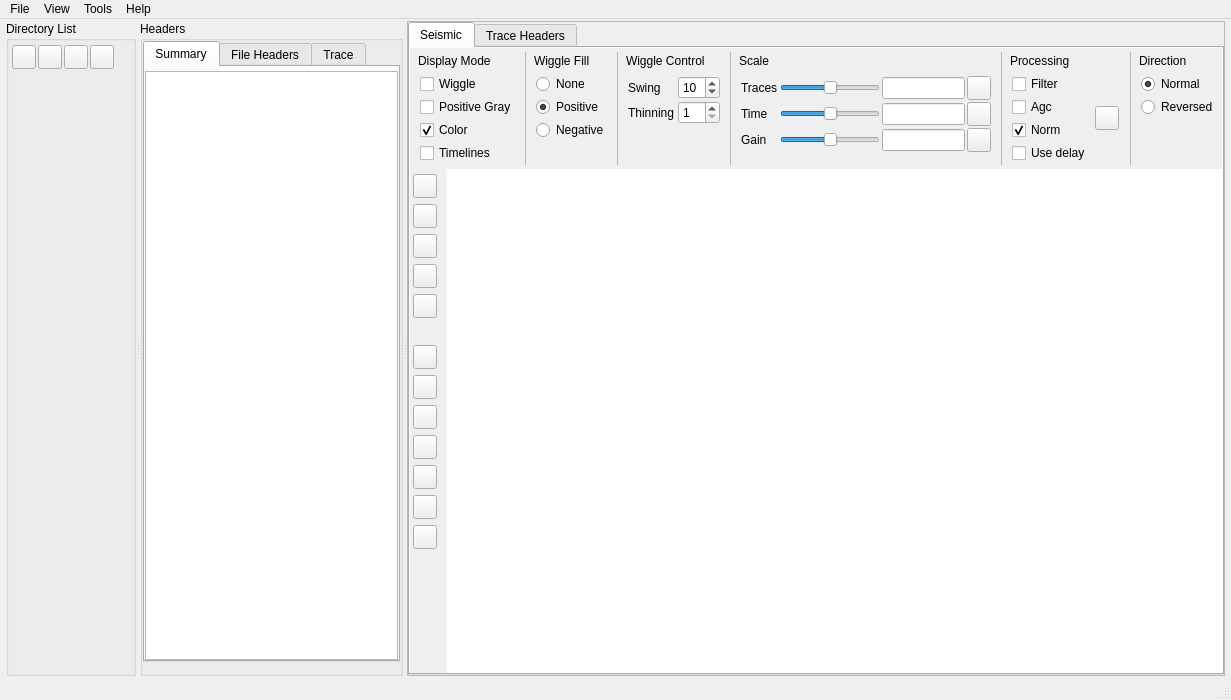
Before: the Qt Designer form SeiSeeMp/mainwindow.ui in wangweiwei104/SeiSee, drawn with Qt 5.
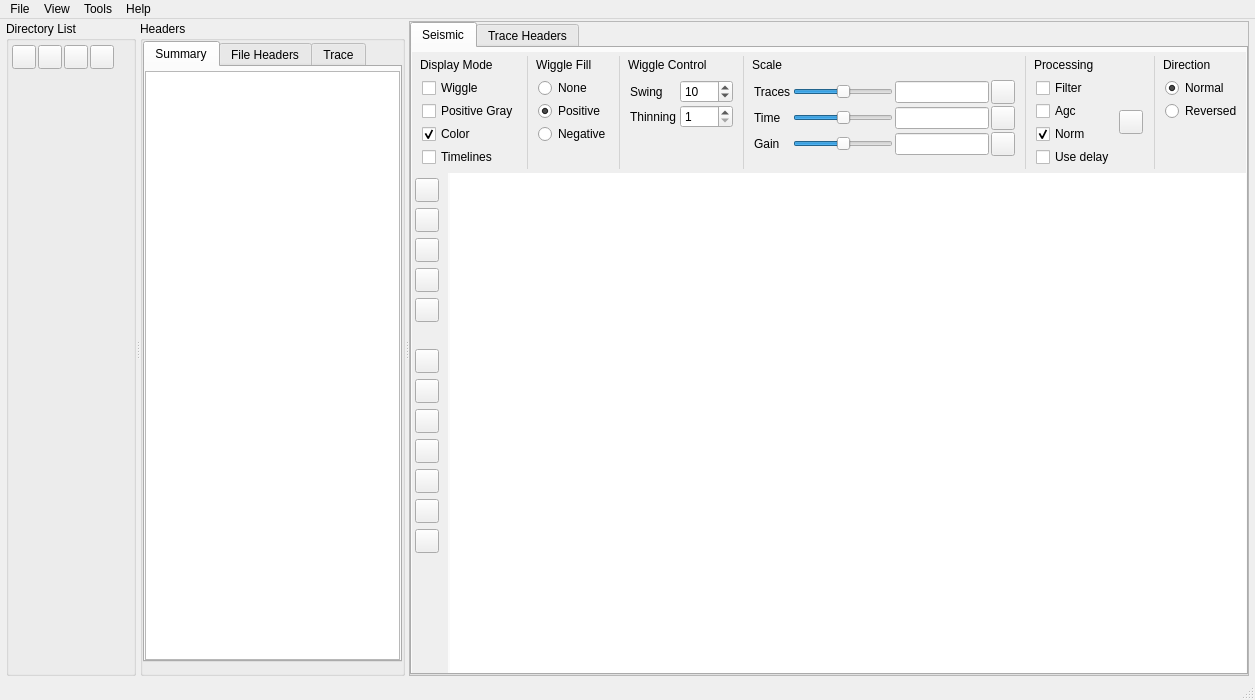
After: the same form once the commit is applied. Icons and pictures are not drawn. Custom widgets are drawn as their Qt base class.

Diff of the .ui file:
```diff
--- a/SeiSeeMp/mainwindow.ui
+++ b/SeiSeeMp/mainwindow.ui
@@ -6,7 +6,7 @@
    <rect>
     <x>0</x>
     <y>0</y>
-    <width>1231</width>
+    <width>1255</width>
     <height>700</height>
    </rect>
   </property>
@@ -956,7 +956,7 @@
              <number>0</number>
             </property>
             <property name="topMargin">
-             <number>0</number>
+             <number>4</number>
             </property>
             <property name="rightMargin">
              <number>0</number>
@@ -1123,7 +1123,7 @@
                      </size>
                     </property>
                     <property name="styleSheet">
-                     <string notr="true">background-color: palette(mid);</string>
+                     <string notr="true">background-color: #D3D3D3;</string>
                     </property>
                     <property name="frameShape">
                      <enum>QFrame::NoFrame</enum>
@@ -1225,7 +1225,7 @@
                      </size>
                     </property>
                     <property name="styleSheet">
-                     <string notr="true">background-color: palette(mid);</string>
+                     <string notr="true">background-color: #D3D3D3;</string>
                     </property>
                     <property name="frameShape">
                      <enum>QFrame::NoFrame</enum>
@@ -1394,7 +1394,7 @@
                      </size>
                     </property>
                     <property name="styleSheet">
-                     <string notr="true">background-color: palette(mid);</string>
+                     <string notr="true">background-color: #D3D3D3;</string>
                     </property>
                     <property name="frameShape">
                      <enum>QFrame::NoFrame</enum>
@@ -1688,7 +1688,7 @@
                      </size>
                     </property>
                     <property name="styleSheet">
-                     <string notr="true">background-color: palette(mid);</string>
+                     <string notr="true">background-color: #D3D3D3;</string>
                     </property>
                     <property name="frameShape">
                      <enum>QFrame::NoFrame</enum>
@@ -1836,7 +1836,7 @@
                      </size>
                     </property>
                     <property name="styleSheet">
-                     <string notr="true">background-color: palette(mid);</string>
+                     <string notr="true">background-color: #D3D3D3;</string>
                     </property>
                     <property name="frameShape">
                      <enum>QFrame::NoFrame</enum>
@@ -4094,7 +4094,7 @@
     <rect>
      <x>0</x>
      <y>0</y>
-     <width>1231</width>
+     <width>1255</width>
      <height>22</height>
     </rect>
    </property>
```
Left out of the diff: 2 changed lines with no effect on the pictures.
